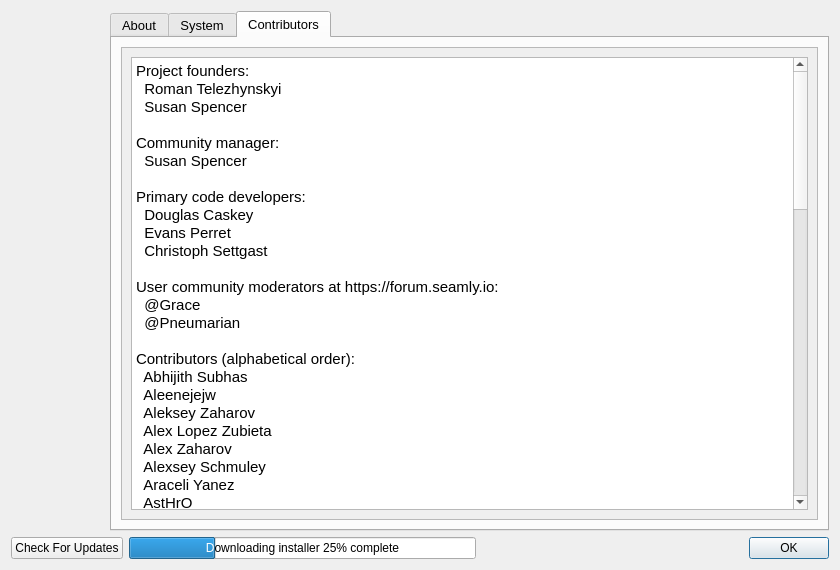
The window that src/app/seamly2d/dialogs/about2d_dialog.ui (FashionFreedom/Seamly2D) describes before a commit, drawn with Qt 5.
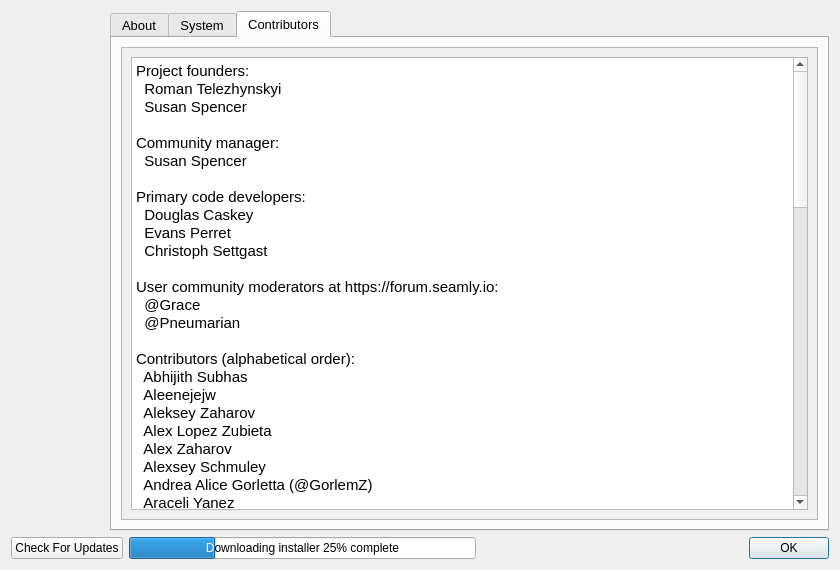
The same window after the commit. The open tabs and pages were chosen to show the change. Icons and pictures are not drawn.

What changed in the file:
```diff
--- a/src/app/seamly2d/dialogs/about2d_dialog.ui
+++ b/src/app/seamly2d/dialogs/about2d_dialog.ui
@@ -1632,6 +1632,7 @@
   Alex Lopez Zubieta
   Alex Zaharov
   Alexsey Schmuley
+  Andrea Alice Gorletta (@GorlemZ)
   Araceli Yanez
   AstHrO
   Ayoub Jalyta
```
